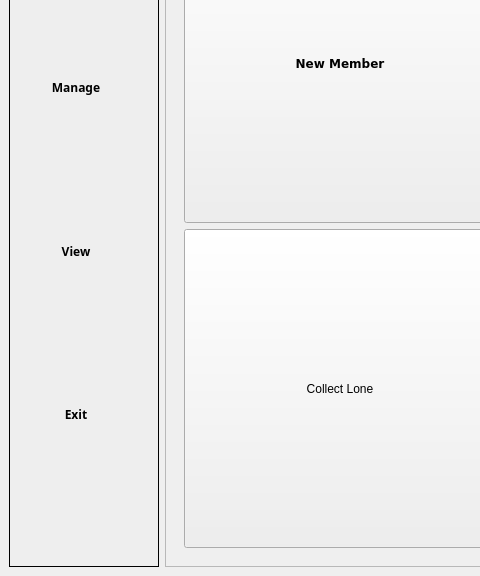
Before: the Qt Designer form new.ui in nachiket624/GTFC-Desktop-Application, drawn with Qt 5; both pictures show x 0 to 480 and y 125 to 701 of the 1161 by 701 pixel window.
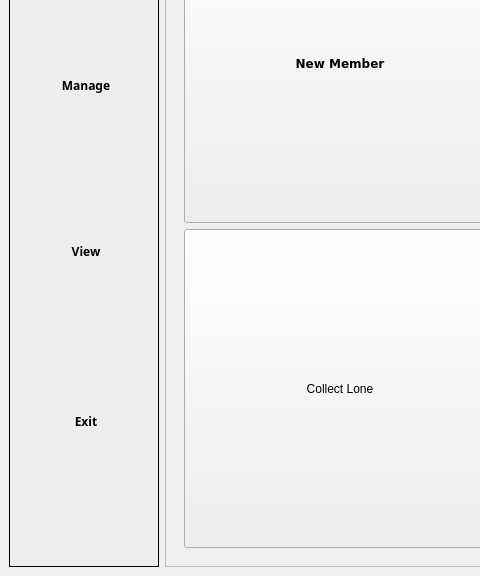
After: the same form once the commit is applied. Icons and pictures are not drawn.

Diff of the .ui file:
```diff
--- a/new.ui
+++ b/new.ui
@@ -2239,8 +2239,8 @@
            </property>
            <property name="minimumSize">
             <size>
-             <width>100</width>
-             <height>40</height>
+             <width>120</width>
+             <height>50</height>
             </size>
            </property>
            <property name="maximumSize">
@@ -2284,6 +2284,16 @@
            <property name="text">
             <string>Manage</string>
            </property>
+           <property name="icon">
+            <iconset resource="dashboard.qrc">
+             <normaloff>:/icon/image/manage.png</normaloff>:/icon/image/manage.png</iconset>
+           </property>
+           <property name="iconSize">
+            <size>
+             <width>40</width>
+             <height>40</height>
+            </size>
+           </property>
            <property name="autoDefault">
             <bool>false</bool>
            </property>
@@ -2318,8 +2328,8 @@
            </property>
            <property name="minimumSize">
             <size>
-             <width>100</width>
-             <height>40</height>
+             <width>120</width>
+             <height>50</height>
             </size>
            </property>
            <property name="maximumSize">
@@ -2363,6 +2373,16 @@
            <property name="text">
             <string>View</string>
            </property>
+           <property name="icon">
+            <iconset resource="dashboard.qrc">
+             <normaloff>:/icon/image/icons8-view-100.png</normaloff>:/icon/image/icons8-view-100.png</iconset>
+           </property>
+           <property name="iconSize">
+            <size>
+             <width>40</width>
+             <height>40</height>
+            </size>
+           </property>
            <property name="autoDefault">
             <bool>false</bool>
            </property>
@@ -2397,8 +2417,8 @@
            </property>
            <property name="minimumSize">
             <size>
-             <width>100</width>
-             <height>40</height>
+             <width>120</width>
+             <height>50</height>
             </size>
            </property>
            <property name="maximumSize">
@@ -2442,6 +2462,16 @@
            <property name="text">
             <string>Exit</string>
            </property>
+           <property name="icon">
+            <iconset resource="dashboard.qrc">
+             <normaloff>:/icon/image/logout.png</normaloff>:/icon/image/logout.png</iconset>
+           </property>
+           <property name="iconSize">
+            <size>
+             <width>40</width>
+             <height>40</height>
+            </size>
+           </property>
            <property name="autoDefault">
             <bool>false</bool>
            </property>
```
Left out of the diff: 33 changed lines with no effect on the pictures.
